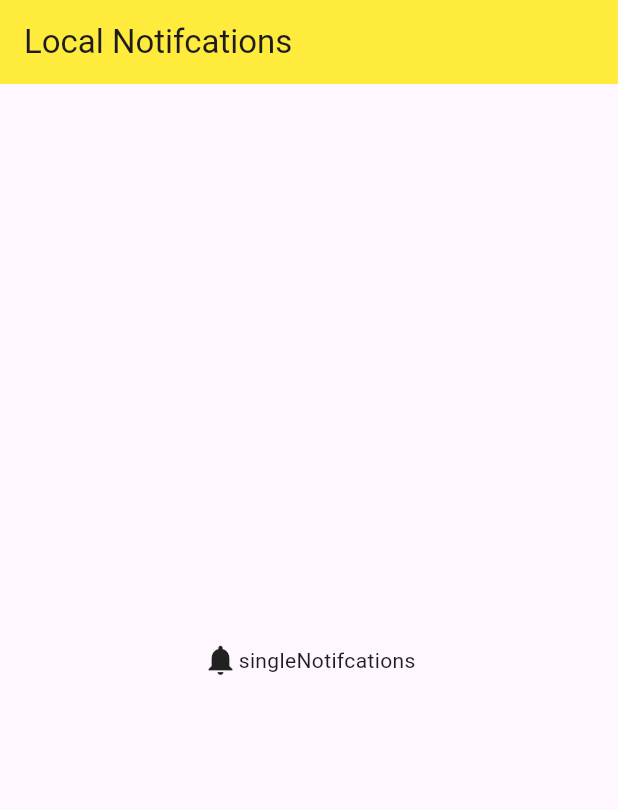
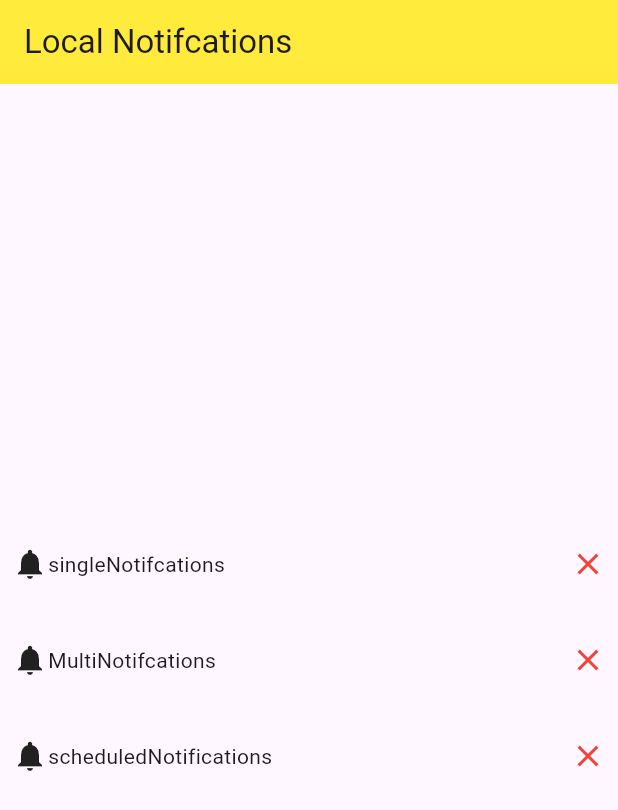
Before and after one commit to bahaaelmetwali/local_notifications, a Flutter app: the screen it shows after launch, on a phone screen of 412 x 824 dp. Shown: the top 810 px of the screen. Run offline on Flutter 3.47's test engine with Material 3 defaults, Android fonts, the phone set to English and light mode, and no system bars; our stand-ins replace flutter_local_notifications, flutter_timezone, timezone.

Commit message:
feat: showScheduledNotifications and showRepeatedNotifications added

```diff
--- a/lib/my_app.dart
+++ b/lib/my_app.dart
@@ -14,6 +14,8 @@ class MyApp extends StatelessWidget {
           title: Title(color: Colors.black, child: Text('Local Notifcations')),
         ),
         body: Center(
+          child: Padding(
+            padding: const EdgeInsets.all(8.0),
             child: Container(
               child: Column(
                 mainAxisAlignment: MainAxisAlignment.center,
@@ -28,10 +30,53 @@ class MyApp extends StatelessWidget {
                         child: Row(
                           children: [
                             Icon(Icons.notifications),
+                            SizedBox(height: 20),
                             Text('singleNotifcations'),
                           ],
                         ),
                       ),
+                      Spacer(),
+                      Icon(Icons.close, color: Colors.red),
+                    ],
+                  ),
+                  SizedBox(height: 40),
+                  Row(
+                    mainAxisAlignment: MainAxisAlignment.center,
+                    children: [
+                      GestureDetector(
+                        onTap: () {
+                          LocalNotifications.showRepeatedNotifications();
+                        },
+                        child: Row(
+                          children: [
+                            Icon(Icons.notifications),
+                            SizedBox(height: 20),
+                            Text('MultiNotifcations'),
+                          ],
+                        ),
+                      ),
+                      Spacer(),
+                      Icon(Icons.close, color: Colors.red),
+                    ],
+                  ),
+                  SizedBox(height: 40),
+                  Row(
+                    mainAxisAlignment: MainAxisAlignment.center,
+                    children: [
+                      GestureDetector(
+                        onTap: () {
+                          LocalNotifications.showScheduledNotifications();
+                        },
+                        child: Row(
+                          children: [
+                            Icon(Icons.notifications),
+                            SizedBox(height: 20),
+                            Text('scheduledNotifications'),
+                          ],
+                        ),
+                      ),
+                      Spacer(),
+                      Icon(Icons.close, color: Colors.red),
                     ],
                   ),
                 ],
@@ -39,6 +84,7 @@ class MyApp extends StatelessWidget {
             ),
           ),
         ),
+      ),
     );
   }
 }
```
Also changed, not shown: lib/local_notifications.dart (+69 -21 lines), pubspec.yaml (+5 -3 lines), pubspec.lock, 10 other files. Lines whose indentation alone changed are shown as unchanged.
